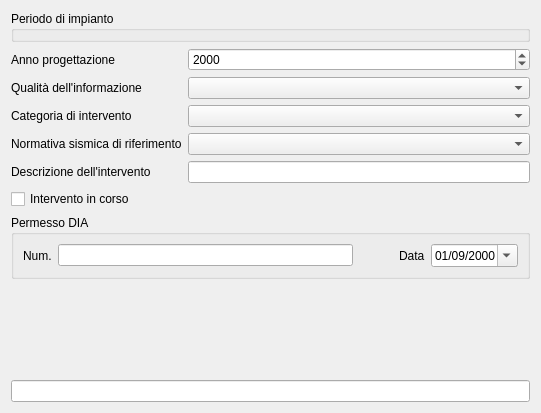
This is ui/wdgInterventi.ui in faunalia/rt_omero as Qt 5 draws it before an edit. The edited form follows.
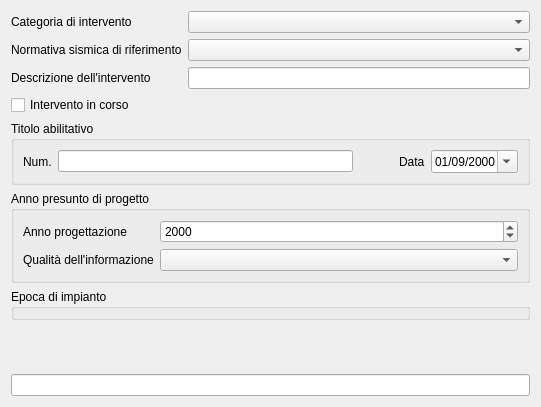
This is the edited form. Custom widgets are drawn as their Qt base class.

Commit message: corretto #88 (GUI epoca costruttiva), corretto #87 (GUI manto copertura), corretto #86 (GUI titolo abilitativo)

Patch:
```diff
--- a/ui/wdgInterventi.ui
+++ b/ui/wdgInterventi.ui
@@ -7,95 +7,14 @@
     <x>0</x>
     <y>0</y>
     <width>541</width>
-    <height>413</height>
+    <height>407</height>
    </rect>
   </property>
   <property name="windowTitle">
    <string>Form</string>
   </property>
   <layout class="QGridLayout" name="gridLayout_3">
-   <item row="0" column="0" colspan="2">
-    <widget class="GrpEpocaCostruttiva" name="EPOCA_COSTRUTTIVA">
-     <property name="title">
-      <string>Periodo di impianto</string>
-     </property>
-    </widget>
-   </item>
-   <item row="1" column="0">
-    <widget class="QLabel" name="label_3">
-     <property name="text">
-      <string>Anno progettazione</string>
-     </property>
-    </widget>
-   </item>
-   <item row="1" column="1">
-    <widget class="QDateEdit" name="ANNO_PROGETTAZIONE">
-     <property name="displayFormat">
-      <string>yyyy</string>
-     </property>
-    </widget>
-   </item>
-   <item row="2" column="0">
-    <widget class="QLabel" name="label_17">
-     <property name="text">
-      <string>Qualità dell'informazione</string>
-     </property>
-    </widget>
-   </item>
-   <item row="2" column="1">
-    <widget class="QComboBox" name="ZZ_QUALITA_INFORMAZIONEID">
-     <property name="sizePolicy">
-      <sizepolicy hsizetype="Expanding" vsizetype="Fixed">
-       <horstretch>0</horstretch>
-       <verstretch>0</verstretch>
-      </sizepolicy>
-     </property>
-     <property name="sizeAdjustPolicy">
-      <enum>QComboBox::AdjustToMinimumContentsLength</enum>
-     </property>
-    </widget>
-   </item>
-   <item row="5" column="0">
-    <widget class="QLabel" name="label">
-     <property name="text">
-      <string>Categoria di intervento</string>
-     </property>
-    </widget>
-   </item>
-   <item row="5" column="1">
-    <widget class="QComboBox" name="ZZ_TIPO_INTERVENTOID">
-     <property name="sizePolicy">
-      <sizepolicy hsizetype="Expanding" vsizetype="Fixed">
-       <horstretch>0</horstretch>
-       <verstretch>0</verstretch>
-      </sizepolicy>
-     </property>
-     <property name="sizeAdjustPolicy">
-      <enum>QComboBox::AdjustToMinimumContentsLength</enum>
-     </property>
-    </widget>
-   </item>
-   <item row="6" column="0">
-    <widget class="QLabel" name="label_2">
-     <property name="text">
-      <string>Normativa sismica di riferimento</string>
-     </property>
-    </widget>
-   </item>
-   <item row="6" column="1">
-    <widget class="QComboBox" name="ZZ_NORMATIVA_SISMICAID">
-     <property name="sizePolicy">
-      <sizepolicy hsizetype="Expanding" vsizetype="Fixed">
-       <horstretch>0</horstretch>
-       <verstretch>0</verstretch>
-      </sizepolicy>
-     </property>
-     <property name="sizeAdjustPolicy">
-      <enum>QComboBox::AdjustToMinimumContentsLength</enum>
-     </property>
-    </widget>
-   </item>
-   <item row="11" column="0">
+   <item row="15" column="0">
     <spacer name="verticalSpacer">
      <property name="orientation">
       <enum>Qt::Vertical</enum>
@@ -108,10 +27,81 @@
      </property>
     </spacer>
    </item>
-   <item row="10" column="0" colspan="2">
+   <item row="16" column="0" colspan="2">
+    <widget class="QLineEdit" name="SCHEDA_EDIFICIOID"/>
+   </item>
+   <item row="1" column="0">
+    <widget class="QLabel" name="label">
+     <property name="text">
+      <string>Categoria di intervento</string>
+     </property>
+    </widget>
+   </item>
+   <item row="14" column="0" colspan="2">
+    <widget class="GrpEpocaCostruttiva" name="EPOCA_COSTRUTTIVA">
+     <property name="title">
+      <string>Epoca di impianto</string>
+     </property>
+    </widget>
+   </item>
+   <item row="1" column="1">
+    <widget class="QComboBox" name="ZZ_TIPO_INTERVENTOID">
+     <property name="sizePolicy">
+      <sizepolicy hsizetype="Expanding" vsizetype="Fixed">
+       <horstretch>0</horstretch>
+       <verstretch>0</verstretch>
+      </sizepolicy>
+     </property>
+     <property name="sizeAdjustPolicy">
+      <enum>QComboBox::AdjustToMinimumContentsLength</enum>
+     </property>
+    </widget>
+   </item>
+   <item row="2" column="0">
+    <widget class="QLabel" name="label_2">
+     <property name="text">
+      <string>Normativa sismica di riferimento</string>
+     </property>
+    </widget>
+   </item>
+   <item row="2" column="1">
+    <widget class="QComboBox" name="ZZ_NORMATIVA_SISMICAID">
+     <property name="sizePolicy">
+      <sizepolicy hsizetype="Expanding" vsizetype="Fixed">
+       <horstretch>0</horstretch>
+       <verstretch>0</verstretch>
+      </sizepolicy>
+     </property>
+     <property name="sizeAdjustPolicy">
+      <enum>QComboBox::AdjustToMinimumContentsLength</enum>
+     </property>
+    </widget>
+   </item>
+   <item row="3" column="0">
+    <widget class="QLabel" name="label_4">
+     <property name="text">
+      <string>Descrizione dell'intervento</string>
+     </property>
+    </widget>
+   </item>
+   <item row="3" column="1">
+    <widget class="QLineEdit" name="DESCRIZ_INTERV">
+     <property name="maxLength">
+      <number>2000</number>
+     </property>
+    </widget>
+   </item>
+   <item row="4" column="0">
+    <widget class="QCheckBox" name="INTERVENTO_IN_CORSO">
+     <property name="text">
+      <string>Intervento in corso</string>
+     </property>
+    </widget>
+   </item>
+   <item row="5" column="0" colspan="2">
     <widget class="QGroupBox" name="groupBox">
      <property name="title">
-      <string>Permesso DIA</string>
+      <string>Titolo abilitativo</string>
      </property>
      <layout class="QGridLayout" name="gridLayout">
       <item row="0" column="0">
@@ -158,28 +148,47 @@
      </layout>
     </widget>
    </item>
-   <item row="7" column="0">
-    <widget class="QLabel" name="label_4">
-     <property name="text">
-      <string>Descrizione dell'intervento</string>
+   <item row="6" column="0" colspan="2">
+    <widget class="QGroupBox" name="groupBox_2">
+     <property name="title">
+      <string>Anno presunto di progetto</string>
      </property>
-    </widget>
-   </item>
-   <item row="7" column="1">
-    <widget class="QLineEdit" name="DESCRIZ_INTERV">
-     <property name="maxLength">
-      <number>2000</number>
-     </property>
-    </widget>
-   </item>
-   <item row="12" column="0" colspan="2">
-    <widget class="QLineEdit" name="SCHEDA_EDIFICIOID"/>
-   </item>
-   <item row="8" column="0">
-    <widget class="QCheckBox" name="INTERVENTO_IN_CORSO">
-     <property name="text">
-      <string>Intervento in corso</string>
-     </property>
+     <layout class="QGridLayout" name="gridLayout_2">
+      <item row="0" column="0">
+       <widget class="QLabel" name="label_3">
+        <property name="text">
+         <string>Anno progettazione</string>
+        </property>
+       </widget>
+      </item>
+      <item row="0" column="1">
+       <widget class="QDateEdit" name="ANNO_PROGETTAZIONE">
+        <property name="displayFormat">
+         <string>yyyy</string>
+        </property>
+       </widget>
+      </item>
+      <item row="1" column="0">
+       <widget class="QLabel" name="label_17">
+        <property name="text">
+         <string>Qualità dell'informazione</string>
+        </property>
+       </widget>
+      </item>
+      <item row="1" column="1">
+       <widget class="QComboBox" name="ZZ_QUALITA_INFORMAZIONEID">
+        <property name="sizePolicy">
+         <sizepolicy hsizetype="Expanding" vsizetype="Fixed">
+          <horstretch>0</horstretch>
+          <verstretch>0</verstretch>
+         </sizepolicy>
+        </property>
+        <property name="sizeAdjustPolicy">
+         <enum>QComboBox::AdjustToMinimumContentsLength</enum>
+        </property>
+       </widget>
+      </item>
+     </layout>
     </widget>
    </item>
   </layout>
```
Left out of the diff: 2 changed lines with no effect on the pictures. The commit also changes 10 other files.
